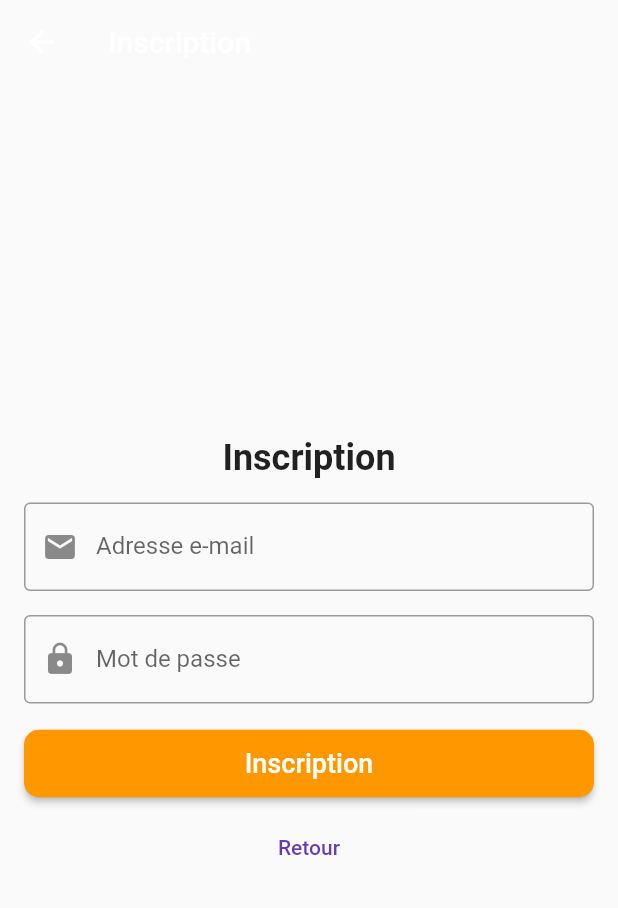
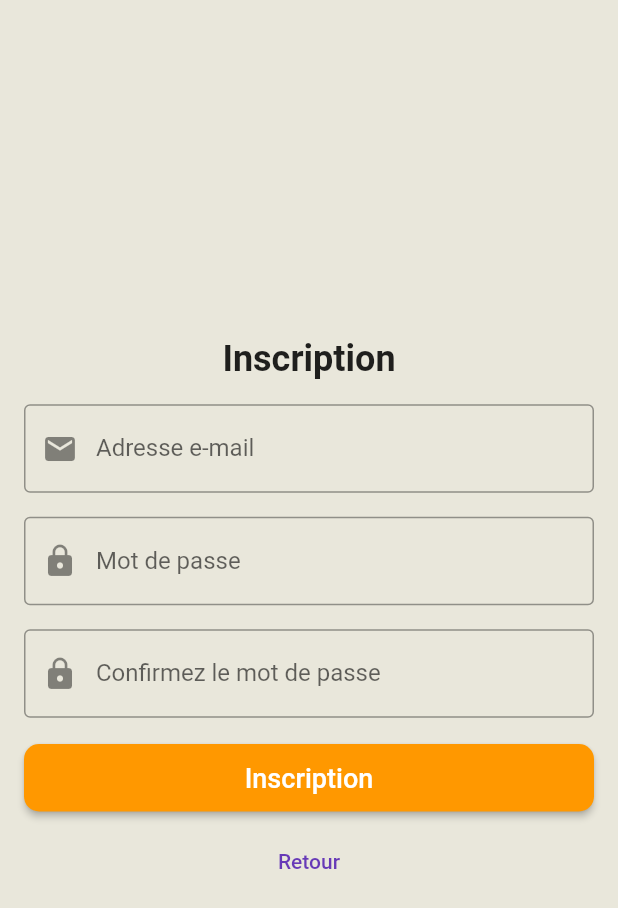
Before and after one commit to mat976/hermes_kids, a Flutter app: the screen it shows after launch, after a tap on "Si vous n'avez pas de compte, cliquez ic", on a phone screen of 412 x 824 dp. Shown: the top 908 px of the screen. Run offline on Flutter 3.47's test engine with Material 2 defaults, Android fonts, the phone set to English and light mode, and no system bars; our stand-ins replace carousel_slider, cloud_firestore, curved_navigation_bar, firebase_auth, firebase_core, google_sign_in and 1 more; accounts and stored records are empty; network calls fail.

Commit message:
ajout de l'icon et baground

```diff
--- a/lib/home_pages/accueil_page.dart
+++ b/lib/home_pages/accueil_page.dart
@@ -7,9 +7,7 @@ class AccueilPage extends StatelessWidget {
   @override
   Widget build(BuildContext context) {
     return Scaffold(
-      appBar: AppBar(
-        title: const Text('Accueil'),
-      ),
+      appBar: null,
       body: CarouselSlider(
         options: CarouselOptions(
           scrollDirection: Axis.vertical,
--- a/lib/login_page.dart
+++ b/lib/login_page.dart
@@ -63,14 +63,18 @@ class _LoginPageState extends State<LoginPage> {
   @override
   Widget build(BuildContext context) {
     return Scaffold(
-      appBar: AppBar(
-        title: const Text('Login'),
-      ),
-      body: Padding(
+      appBar: null,
+      body: Container(
+        color: Color(0xFFE9E7DB), // Couleur de fond
         padding: const EdgeInsets.all(16.0),
         child: Column(
           mainAxisAlignment: MainAxisAlignment.center,
           children: <Widget>[
+            Image.asset(
+              '../assets/logo_ephemeride_512.jpg',
+              height: 180.0, // Hauteur agrandie du logo
+            ),
+            const SizedBox(height: 32.0),
             const Text(
               'Bienvenue',
               style: TextStyle(
@@ -78,11 +82,6 @@ class _LoginPageState extends State<LoginPage> {
                 fontWeight: FontWeight.bold,
               ),
               textAlign: TextAlign.center,
-            ),
-            const SizedBox(height: 32.0),
-            Image.asset(
-              'assets/hermes_kids_logo.png',
-              height: 120.0,
             ),
             const SizedBox(height: 32.0),
             TextFormField(
--- a/lib/register_page.dart
+++ b/lib/register_page.dart
@@ -9,10 +9,20 @@ class RegisterPage extends StatelessWidget {
   Widget build(BuildContext context) {
     final TextEditingController emailController = TextEditingController();
     final TextEditingController passwordController = TextEditingController();
+    final TextEditingController confirmPasswordController =
+        TextEditingController();
 
     Future<void> registerUser(BuildContext context) async {
       String email = emailController.text.trim();
       String password = passwordController.text.trim();
+      String confirmPassword = confirmPasswordController.text.trim();
+
+      if (password != confirmPassword) {
+        ScaffoldMessenger.of(context).showSnackBar(
+          SnackBar(content: Text('Les mots de passe ne correspondent pas')),
+        );
+        return;
+      }
 
       try {
         UserCredential userCredential =
@@ -62,14 +72,11 @@ class RegisterPage extends StatelessWidget {
     }
 
     return Scaffold(
-      appBar: AppBar(
-        title: const Text('Inscription'),
-        backgroundColor: Colors.transparent,
-        elevation: 0,
-      ),
-      body: Center(
-        child: SingleChildScrollView(
-          child: Padding(
+      appBar: null,
+      body: Container(
+        color: Color(0xFFE9E7DB), // Couleur de fond
+        child: Center(
+          child: SingleChildScrollView(
             padding: const EdgeInsets.all(16.0),
             child: Column(
               mainAxisAlignment: MainAxisAlignment.center,
@@ -98,6 +105,16 @@ class RegisterPage extends StatelessWidget {
                   controller: passwordController,
                   decoration: const InputDecoration(
                     labelText: 'Mot de passe',
+                    border: OutlineInputBorder(),
+                    prefixIcon: Icon(Icons.lock),
+                  ),
+                  obscureText: true,
+                ),
+                const SizedBox(height: 16.0),
+                TextFormField(
+                  controller: confirmPasswordController,
+                  decoration: const InputDecoration(
+                    labelText: 'Confirmez le mot de passe',
                     border: OutlineInputBorder(),
                     prefixIcon: Icon(Icons.lock),
                   ),
```
Also changed, not shown: assets/logo_ephemeride_512.jpg (added), 1 other file.
